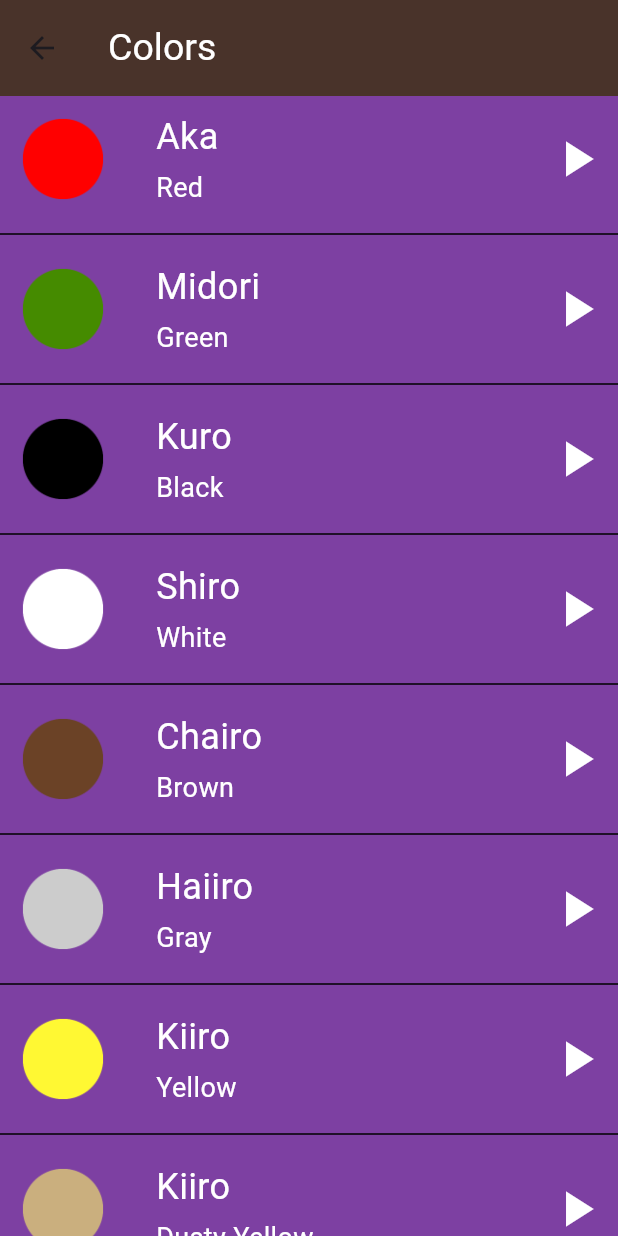
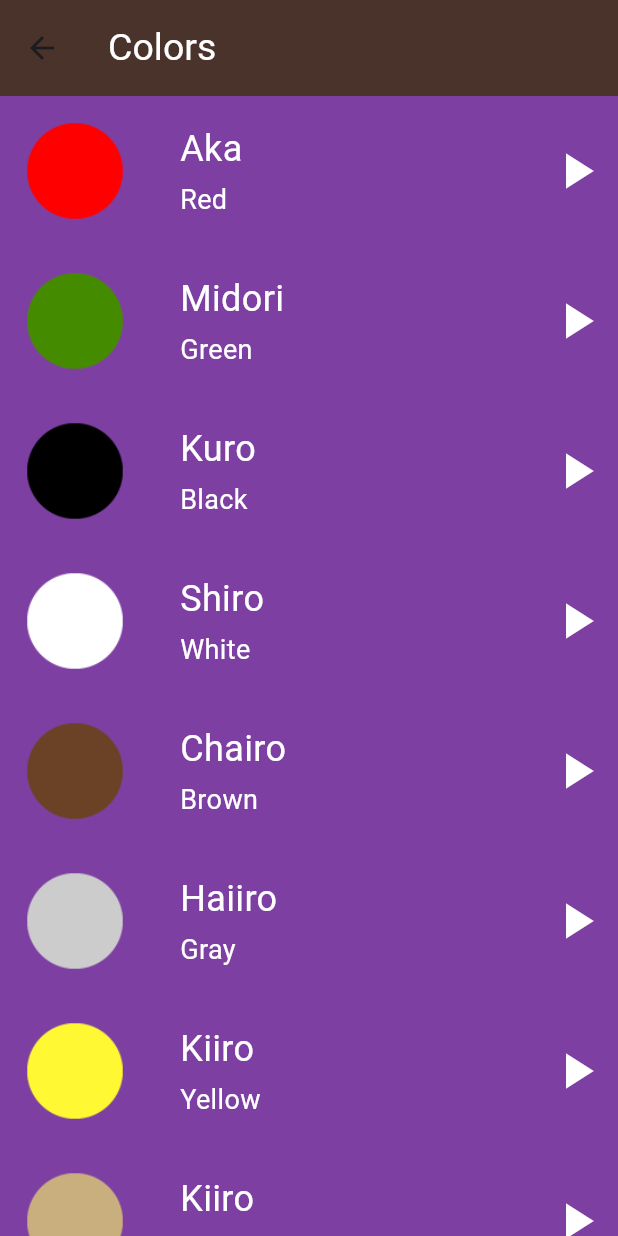
Before and after one commit to ahmednaderahmednader1717-art/Toku_app, a Flutter app: the ColorsPage screen opened directly, on a phone screen of 412 x 824 dp. Run offline on Flutter 3.47's test engine with Material 3 defaults, Android fonts, the phone set to English and light mode, and no system bars.

Commit message:
third commit

```diff
--- a/lib/components/list_items.dart
+++ b/lib/components/list_items.dart
@@ -12,9 +12,9 @@
     this.phrase,
   });
 
-  final Number? number;
-  final FamilyMember? familyMember;
-  final ColorItem? colorItem;
+  final itemModel? number;
+  final itemModel? familyMember;
+  final itemModel? colorItem;
   final Phrase? phrase;
 
   @override
@@ -93,19 +93,16 @@
                   onPressed: () {
                     final player = AudioPlayer();
                     player.play(AssetSource(audio));
-                    print('sound played');
                   },
                   icon: Icon(Icons.play_arrow, size: 40, color: Colors.white),
                 ),
+
+
 
               ],
 
             ),
           ),
-                Divider(
-        thickness: 1,
-        color: Colors.black,
-      )
         ],
       ),
 
--- a/lib/main.dart
+++ b/lib/main.dart
@@ -1,5 +1,5 @@
 import 'package:flutter/material.dart';
-import 'package:toku/screens/Home_page.dart';
+import 'package:toku/screens/home_page.dart';
 
 
 void main() {
--- a/lib/models/item.dart
+++ b/lib/models/item.dart
@@ -1,42 +1,17 @@
-class Number {
+class itemModel {
   final String image;
   final String jpName;
   final String enName;
   final String audio;
 
-  const Number({
+  const itemModel({
     required this.image,
     required this.jpName,
     required this.enName,
     required this.audio,
   });
 }
-class ColorItem {
-  final String image;
-  final String jpName;
-  final String enName;
-  final String audio;
 
-  const ColorItem({
-    required this.image,
-    required this.jpName,
-    required this.enName,
-    required this.audio,
-  });
-}
-class FamilyMember {
-  final String image;
-  final String jpName;
-  final String enName;
-  final String audio;
-
-  const FamilyMember({
-    required this.image,
-    required this.jpName,
-    required this.enName,
-    required this.audio,
-  });
-}
 class Phrase {
   final String jpName;
   final String enName;
--- a/lib/screens/Colors_Page.dart
+++ b/lib/screens/Colors_Page.dart
@@ -5,50 +5,50 @@
 class ColorsPage extends StatelessWidget {
   const ColorsPage({super.key});
 
-  final List<ColorItem> colors = const [
-    ColorItem(
+  final List<itemModel> colors = const [
+    itemModel(
       image: "assets/images/colors/color_red.png",
       jpName: "Aka",
       enName: "Red",
       audio: "sounds/colors/red.wav",
     ),
-    ColorItem(
+    itemModel(
       image: "assets/images/colors/color_green.png",
       jpName: "Midori",
       enName: "Green",
       audio: "sounds/colors/green.wav",
     ),
-    ColorItem(
+    itemModel(
       image: "assets/images/colors/color_black.png",
       jpName: "Kuro",
       enName: "Black",
       audio: "sounds/colors/black.wav",
     ),
-    ColorItem(
+    itemModel(
       image: "assets/images/colors/color_white.png",
       jpName: "Shiro",
       enName: "White",
       audio: "sounds/colors/white.wav",
     ),
-    ColorItem(
+    itemModel(
       image: "assets/images/colors/color_brown.png",
       jpName: "Chairo",
       enName: "Brown",
       audio: "sounds/colors/brown.wav",
     ),
-    ColorItem(
+    itemModel(
       image: "assets/images/colors/color_gray.png",
       jpName: "Haiiro",
       enName: "Gray",
       audio: "sounds/colors/gray.wav",
     ),
-    ColorItem(
+    itemModel(
       image: "assets/images/colors/yellow.png",
       jpName: "Kiiro",
       enName: "Yellow",
       audio: "sounds/colors/yellow.wav",
     ),
-    ColorItem(
+    itemModel(
       image: "assets/images/colors/color_dusty_yellow.png",
       jpName: "Kiiro",
       enName: "Dusty Yellow",
--- a/lib/screens/Home_page.dart
+++ b/lib/screens/Home_page.dart
@@ -1,7 +1,7 @@
 import 'package:flutter/material.dart';
 import 'package:toku/components/Category_item.dart';
-import 'package:toku/screens/Colors_Page.dart';
-import 'package:toku/screens/FamilyMembers_page.dart';
+import 'package:toku/screens/colors_page.dart';
+import 'package:toku/screens/familymembers_page.dart';
 import 'package:toku/screens/Phrases_page.dart';
 import 'Numbers_Page.dart';
 
--- a/lib/screens/main.dart
+++ b/lib/screens/main.dart
@@ -1,6 +1,6 @@
 import 'package:flutter/material.dart';
 
-import 'Home_page.dart';
+import 'home_page.dart';
 
 void main() {
   runApp(tokuApp());
```
Also changed, not shown: lib/screens/FamilyMembers_page.dart (+13 -12 lines), lib/screens/Numbers_Page.dart (+11 -11 lines).
